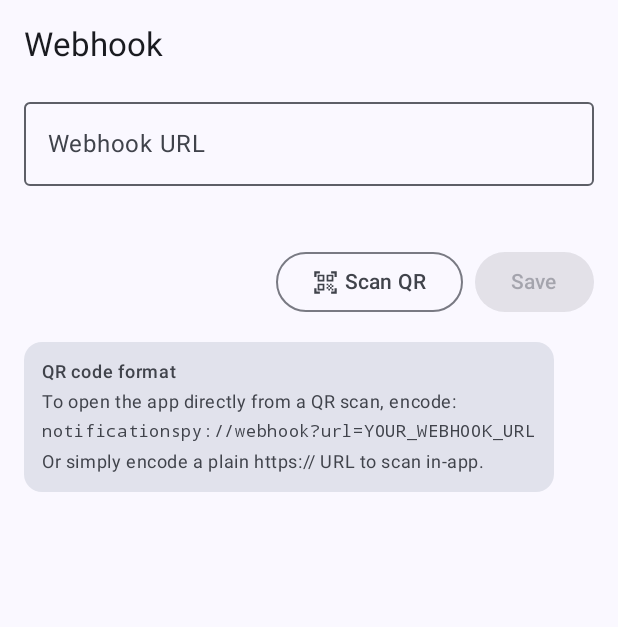
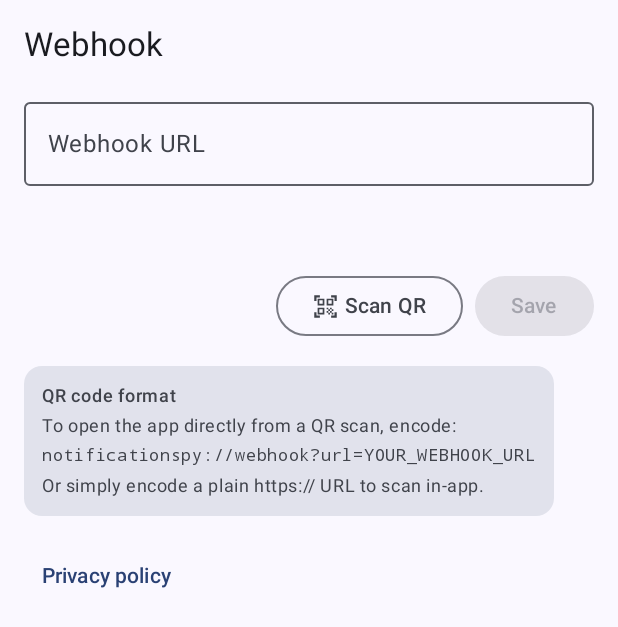
Before and after one commit to d-ark/notification-spy, an Android app built with Jetpack Compose: the composable SettingsTab shown on its own in the app's theme, on a phone screen of 412 x 824 dp. Shown: the top 627 px of the screen. Run offline under Robolectric (Android 15) with nearby library versions, the phone set to English and light mode, and no system bars; 1 statement that could not run was skipped.

Commit message:
Updated policy

```diff
--- a/app/src/main/java/com/darkapps/notificationspy/AppViewModel.kt
+++ b/app/src/main/java/com/darkapps/notificationspy/AppViewModel.kt
@@ -67,6 +67,7 @@ class AppViewModel(application: Application) : AndroidViewModel(application) {
     }
 
     fun saveWebhookUrl(url: String) {
+        if (!url.trim().startsWith("https://", ignoreCase = true)) return
         viewModelScope.launch { prefs.setWebhookUrl(url.trim()) }
     }
 
--- a/app/src/main/java/com/darkapps/notificationspy/MainActivity.kt
+++ b/app/src/main/java/com/darkapps/notificationspy/MainActivity.kt
@@ -21,6 +21,7 @@ import androidx.compose.runtime.*
 import androidx.compose.ui.Alignment
 import androidx.compose.ui.Modifier
 import androidx.compose.ui.graphics.Color
+import androidx.compose.ui.platform.LocalUriHandler
 import androidx.compose.ui.text.style.TextAlign
 import androidx.compose.ui.unit.dp
 import androidx.lifecycle.viewmodel.compose.viewModel
@@ -117,8 +118,11 @@ fun MainScreen(vm: AppViewModel = viewModel()) {
     }
 }
 
+private fun isHttpsUrl(url: String): Boolean =
+    url.trim().startsWith("https://", ignoreCase = true) && url.trim().length > "https://".length
+
 private fun parseWebhookFromQr(raw: String): String? {
-    if (raw.startsWith("http://") || raw.startsWith("https://")) return raw
+    if (raw.startsWith("https://", ignoreCase = true)) return raw
     return runCatching {
         val uri = Uri.parse(raw)
         if (uri.scheme == "notificationspy" && uri.host == "webhook") {
@@ -203,7 +207,11 @@ private fun WebhookForm(vm: AppViewModel, onScanQr: () -> Unit) {
         label = { Text("Webhook URL") },
         modifier = Modifier.fillMaxWidth(),
         singleLine = true,
-        placeholder = { Text("https://example.com/webhook") }
+        placeholder = { Text("https://example.com/webhook") },
+        isError = urlInput.isNotBlank() && !isHttpsUrl(urlInput),
+        supportingText = {
+            if (urlInput.isNotBlank() && !isHttpsUrl(urlInput)) Text("Webhook URL must start with https://")
+        }
     )
     Spacer(Modifier.height(8.dp))
     Row(
@@ -217,7 +225,7 @@ private fun WebhookForm(vm: AppViewModel, onScanQr: () -> Unit) {
         }
         Button(
             onClick = { vm.saveWebhookUrl(urlInput) },
-            enabled = urlInput.trim() != savedUrl && urlInput.isNotBlank()
+            enabled = urlInput.trim() != savedUrl && isHttpsUrl(urlInput)
         ) {
             Text("Save")
         }
@@ -379,6 +387,7 @@ private fun AppsTab(vm: AppViewModel) {
 private fun SettingsTab(vm: AppViewModel, onScanQr: () -> Unit) {
     val lastEvent by vm.events.collectAsState()
     val lastStatus = lastEvent.firstOrNull()?.status
+    val uriHandler = LocalUriHandler.current
 
     Column(
         modifier = Modifier
@@ -414,6 +423,12 @@ private fun SettingsTab(vm: AppViewModel, onScanQr: () -> Unit) {
 
         QrFormatHint()
 
+        TextButton(
+            onClick = { uriHandler.openUri("https://d-ark.github.io/notification-spy/privacy-policy.html") }
+        ) {
+            Text("Privacy policy")
+        }
+
         if (BuildConfig.DEBUG) {
             OutlinedButton(
                 onClick = { vm.seedDummyData() },
```
Also changed, not shown: 1 other file.
